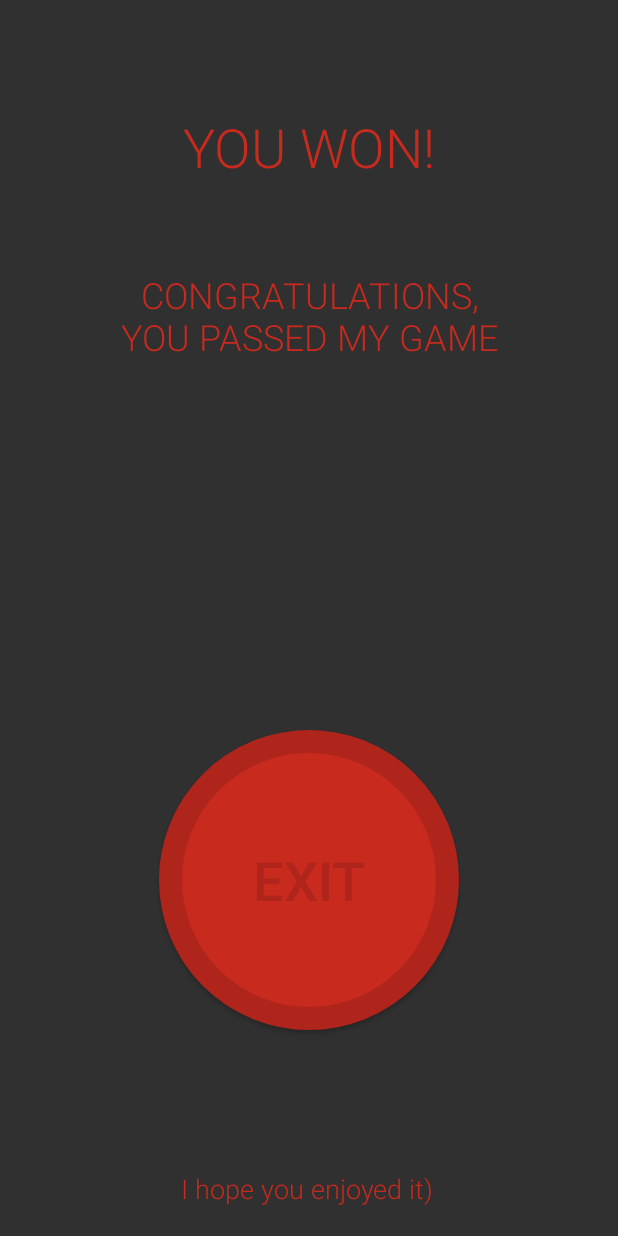
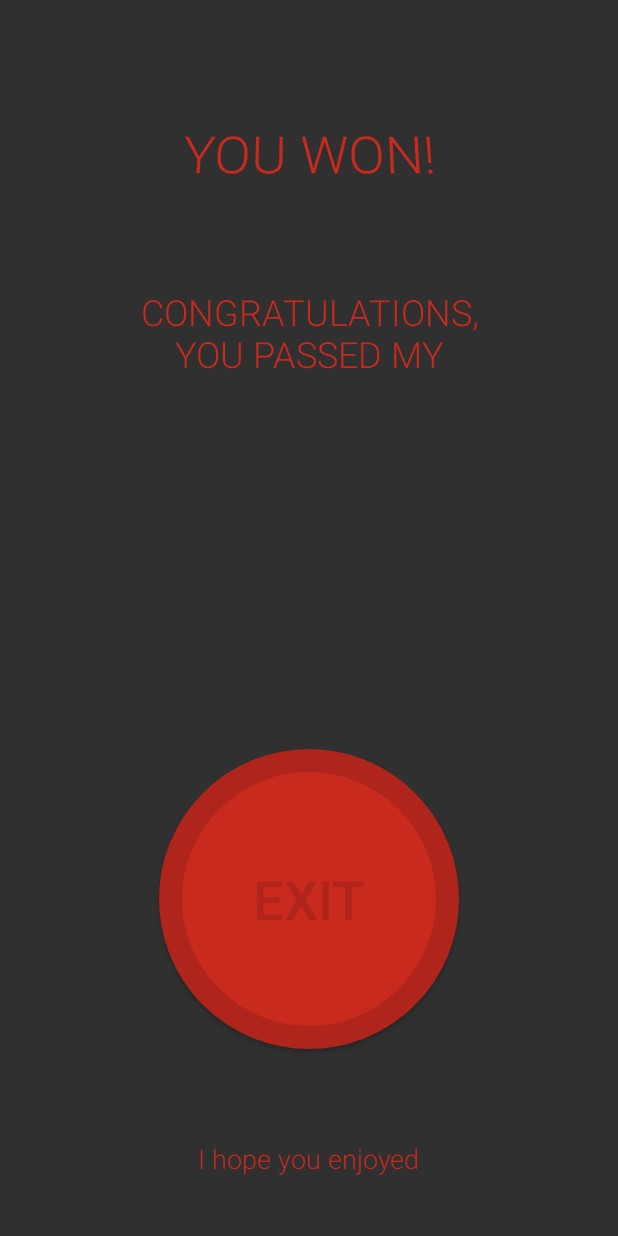
Before and after one commit to m3r1v3-archive/PressOneMillionTimes, an Android app: the About screen opened directly, with no data from a screen before it, on a phone screen of 412 x 824 dp. Run offline under Robolectric (Android 15) with nearby library versions, the phone set to English and light mode, and no system bars.

Commit message:
Realise v1.2.7
Update layouts
Replace APK file
Update gradle files

```diff
--- a/app/build.gradle
+++ b/app/build.gradle
@@ -9,7 +9,7 @@ android {
         minSdkVersion 21
         targetSdkVersion 30
         versionCode 1
-        versionName "1.2.6"
+        versionName "1.2.7"
 
         testInstrumentationRunner "androidx.test.runner.AndroidJUnitRunner"
     }
--- a/app/src/main/java/com/merive/press1mtimes/About.java
+++ b/app/src/main/java/com/merive/press1mtimes/About.java
@@ -31,7 +31,7 @@ public class About extends AppCompatActivity {
 
         /* Init variables */
         exit = findViewById(R.id.exit);
-        easter = findViewById(R.id.pascal);
+        easter = findViewById(R.id.easter_egg);
 
         /* Init callback for Handler */
         callback = new Handler.Callback() {
--- a/app/src/main/res/layout/activity_about.xml
+++ b/app/src/main/res/layout/activity_about.xml
@@ -5,6 +5,19 @@
     android:layout_width="match_parent"
     android:layout_height="match_parent"
     tools:context=".About">
+
+    <ImageView
+        android:id="@+id/easter_egg"
+        android:layout_width="200dp"
+        android:layout_height="200dp"
+        android:contentDescription="@string/todo"
+        android:visibility="invisible"
+        app:layout_constraintBottom_toBottomOf="@+id/exit"
+        app:layout_constraintEnd_toEndOf="@+id/exit"
+        app:layout_constraintStart_toStartOf="@+id/exit"
+        app:layout_constraintTop_toTopOf="@+id/exit"
+        app:srcCompat="@drawable/easter_egg"
+        tools:visibility="invisible" />
 
     <Button
         android:id="@+id/exit"
@@ -21,13 +34,14 @@
         app:layout_constraintHorizontal_bias="0.500"
         app:layout_constraintStart_toStartOf="parent"
         app:layout_constraintTop_toTopOf="parent"
-        app:layout_constraintVertical_bias="0.780" />
+        app:layout_constraintVertical_bias="0.8" />
 
     <TextView
         android:id="@+id/title"
         android:layout_width="406dp"
         android:layout_height="53dp"
         android:fontFamily="sans-serif-light"
+        android:rotationX="18"
         android:text="@string/you_won"
         android:textAlignment="center"
         android:textAllCaps="true"
@@ -37,12 +51,12 @@
         app:layout_constraintEnd_toEndOf="parent"
         app:layout_constraintStart_toStartOf="parent"
         app:layout_constraintTop_toTopOf="parent"
-        app:layout_constraintVertical_bias="0.095" />
+        app:layout_constraintVertical_bias="0.100000024" />
 
     <TextView
         android:id="@+id/label"
-        android:layout_width="wrap_content"
-        android:layout_height="wrap_content"
+        android:layout_width="250dp"
+        android:layout_height="60dp"
         android:fontFamily="sans-serif-light"
         android:text="@string/congratulations"
         android:textAlignment="center"
@@ -53,12 +67,12 @@
         app:layout_constraintEnd_toEndOf="parent"
         app:layout_constraintStart_toStartOf="parent"
         app:layout_constraintTop_toTopOf="parent"
-        app:layout_constraintVertical_bias="0.236" />
+        app:layout_constraintVertical_bias="0.25" />
 
     <TextView
         android:id="@+id/footer"
-        android:layout_width="wrap_content"
-        android:layout_height="wrap_content"
+        android:layout_width="165dp"
+        android:layout_height="24dp"
         android:fontFamily="sans-serif-light"
         android:text="@string/hope"
         android:textAlignment="center"
@@ -70,19 +84,6 @@
         app:layout_constraintHorizontal_bias="0.496"
         app:layout_constraintStart_toStartOf="parent"
         app:layout_constraintTop_toTopOf="parent"
-        app:layout_constraintVertical_bias="0.976" />
-
-    <ImageView
-        android:id="@+id/pascal"
-        android:layout_width="200dp"
-        android:layout_height="200dp"
-        android:contentDescription="@string/todo"
-        android:visibility="invisible"
-        app:layout_constraintBottom_toBottomOf="@+id/exit"
-        app:layout_constraintEnd_toEndOf="@+id/exit"
-        app:layout_constraintStart_toStartOf="@+id/exit"
-        app:layout_constraintTop_toTopOf="@+id/exit"
-        app:srcCompat="@drawable/easter_egg"
-        tools:visibility="invisible" />
+        app:layout_constraintVertical_bias="0.95" />
 
 </androidx.constraintlayout.widget.ConstraintLayout>
--- a/build.gradle
+++ b/build.gradle
@@ -5,7 +5,7 @@ buildscript {
         jcenter()
     }
     dependencies {
-        classpath 'com.android.tools.build:gradle:4.0.2'
+        classpath 'com.android.tools.build:gradle:4.1.0'
 
         // NOTE: Do not place your application dependencies here; they belong
         // in the individual module build.gradle files
```
Also changed, not shown: app/src/main/res/layout/activity_main.xml (+9 -4 lines), gradle/wrapper/gradle-wrapper.properties, 2 other files.
